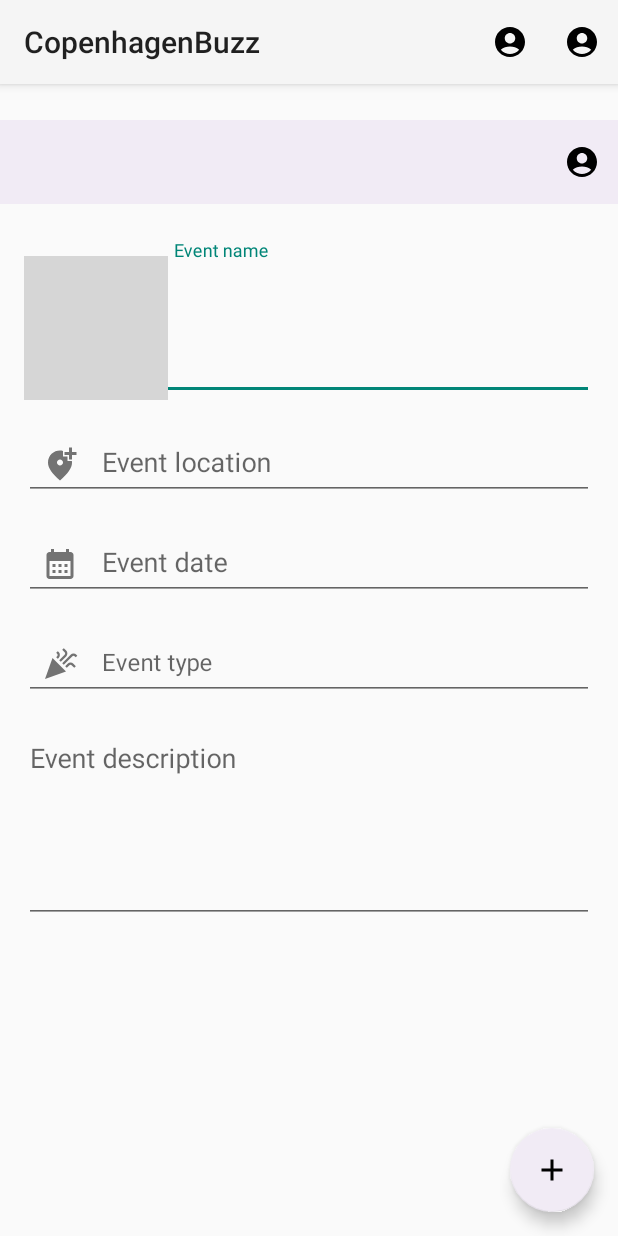
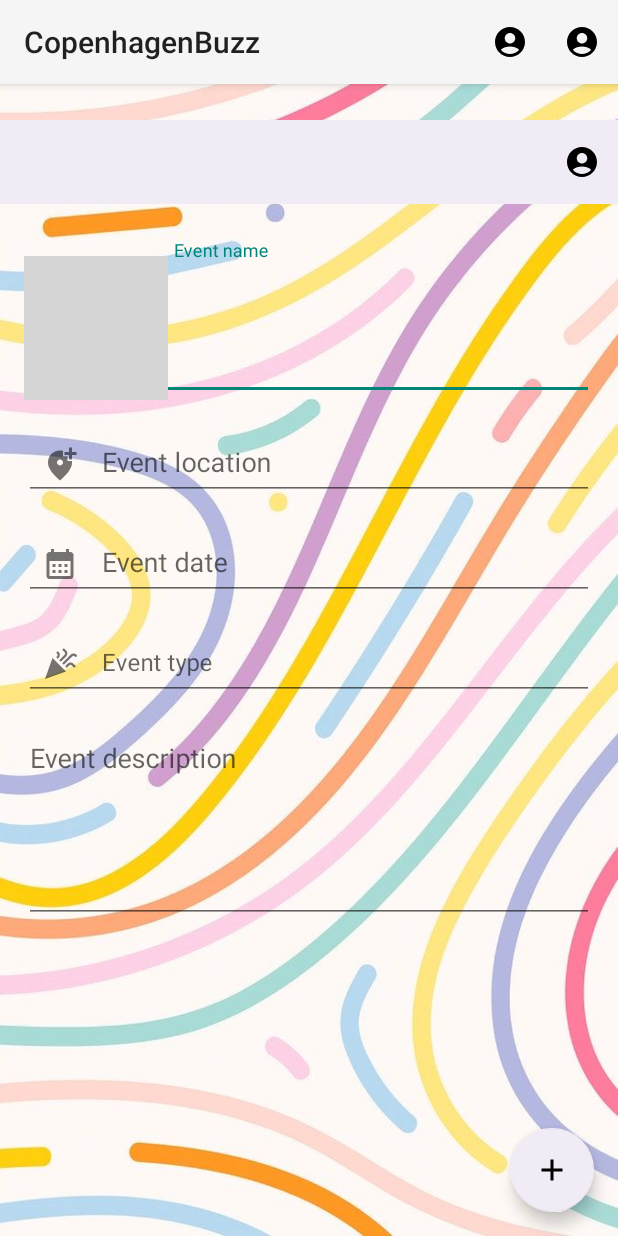
Before and after one commit to JIngeholm/CopenhagenBuzz, an Android app: the MainActivity screen opened directly, with no data from a screen before it, on a phone screen of 412 x 824 dp. Run offline under Robolectric (Android 15) with nearby library versions, the phone set to English and light mode, and no system bars; 1 statement that could not run was skipped; grey boxes are pictures that could not be loaded.

Commit message:
Fun stuff

```diff
--- a/app/src/main/res/layout/content_main.xml
+++ b/app/src/main/res/layout/content_main.xml
@@ -4,7 +4,8 @@
     xmlns:android="http://schemas.android.com/apk/res/android"
     xmlns:app="http://schemas.android.com/apk/res-auto"
     android:layout_width="match_parent"
-    android:layout_height="match_parent">
+    android:layout_height="match_parent"
+    android:background="@drawable/buzz_background">
 
     <com.google.android.material.appbar.MaterialToolbar
         android:id="@+id/top_app_bar"
```
Also changed, not shown: app/src/main/java/dk/itu/moapd/copenhagenbuzz/jing/activities/MainActivity.kt (+35 -3 lines), app/src/main/res/drawable/buzz_background.jpg (added).
